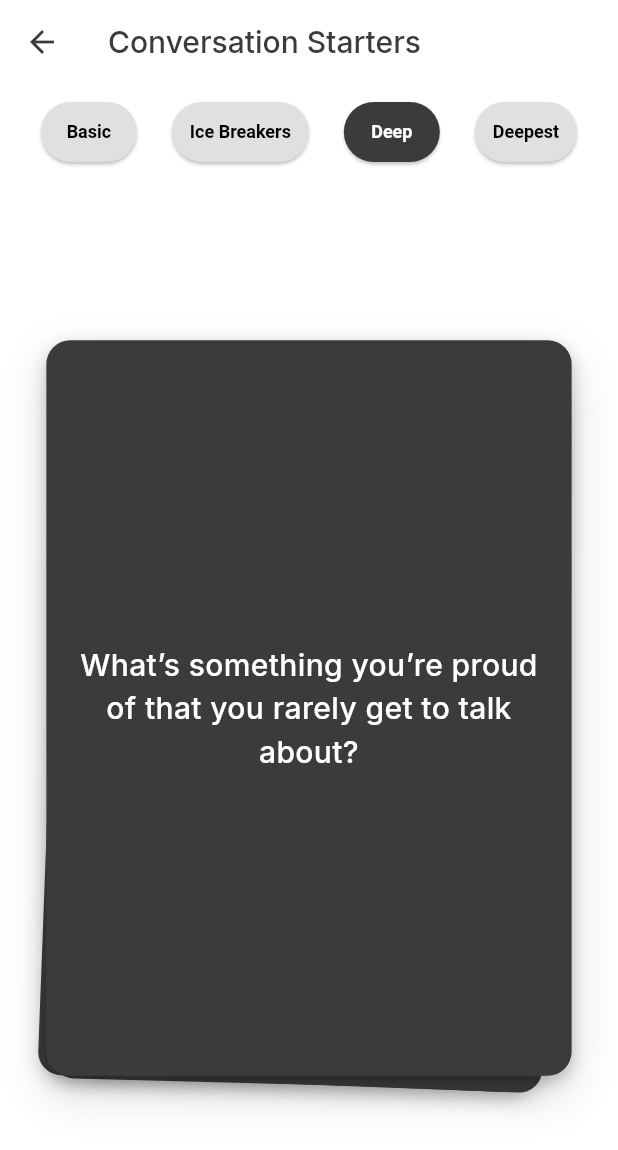
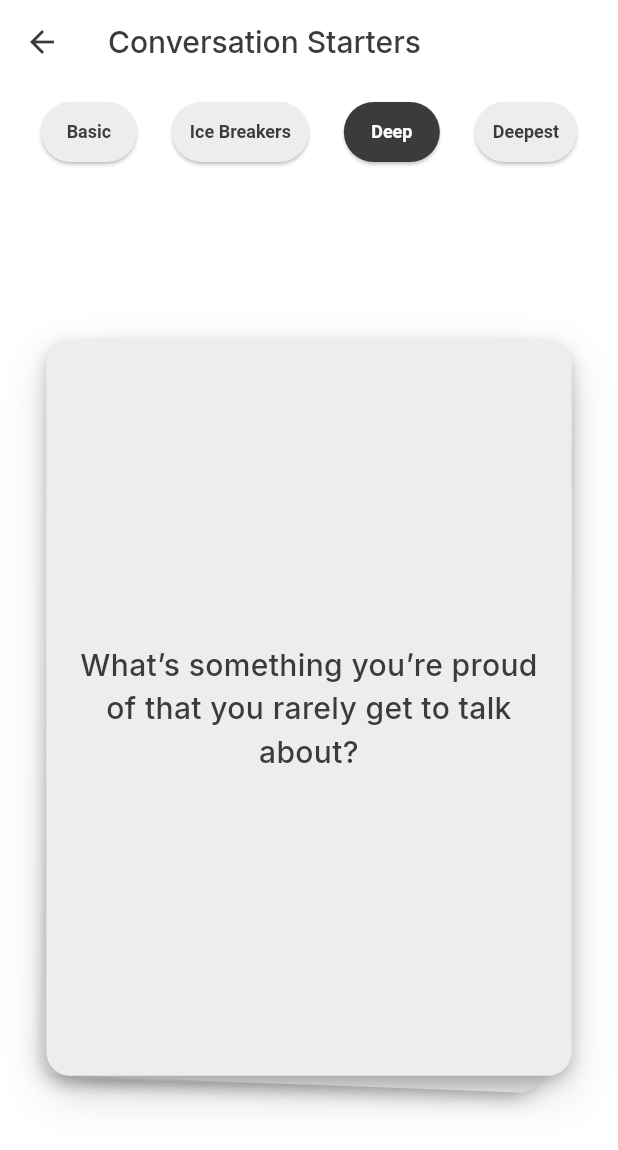
Before and after one commit to orya-ai/v3, a Flutter app: the ConversationCardsPage screen opened by its route, on a phone screen of 412 x 824 dp. Shown: the top 1150 px of the screen. Run offline on Flutter 3.47's test engine with Material 3 defaults, Android fonts, the phone set to English and light mode, and no system bars; our stand-ins replace badges, cloud_firestore, firebase_auth, firebase_core, flutter_riverpod, go_router and 1 more; accounts and stored records are empty.

Commit message:
fixed color scheme

```diff
--- a/lib/features/activities/presentation/conversation_cards_page.dart
+++ b/lib/features/activities/presentation/conversation_cards_page.dart
@@ -6,6 +6,7 @@ import 'package:flutter/services.dart'; // Import for HapticFeedback
 import '../application/providers/conversation_cards_providers.dart';
 import './widgets/conversation_card_widget.dart';
 import 'package:go_router/go_router.dart'; // Import go_router
+import '../../../core/theme/app_theme.dart';
 
 class ConversationCardsPage extends ConsumerStatefulWidget {
   const ConversationCardsPage({super.key});
@@ -170,8 +171,8 @@ class _ConversationCardsPageState extends ConsumerState<ConversationCardsPage> w
               ref.read(selectedCategoryProvider.notifier).state = category;
             },
             style: ElevatedButton.styleFrom(
-              backgroundColor: isSelected ? Theme.of(context).primaryColor : Colors.grey[300],
-              foregroundColor: isSelected ? Colors.white : Colors.black,
+              backgroundColor: isSelected ? AppTheme.accentColor : AppTheme.primaryBackgroundColor,
+              foregroundColor: isSelected ? Colors.white : AppTheme.primaryTextColor,
               shape: RoundedRectangleBorder(
                 borderRadius: BorderRadius.circular(20),
               ),
--- a/lib/features/activities/presentation/widgets/conversation_card_widget.dart
+++ b/lib/features/activities/presentation/widgets/conversation_card_widget.dart
@@ -1,4 +1,5 @@
 import 'package:flutter/material.dart';
+import '../../../../core/theme/app_theme.dart';
 import '../../data/models/conversation_card_item.dart';
 
 class ConversationCardWidget extends StatelessWidget {
@@ -34,14 +35,13 @@ class ConversationCardWidget extends StatelessWidget {
     final cardWidth = screenWidth * 0.85;
     final cardHeight = cardWidth * (3.5 / 2.5);
     final bool isTopCard = scale > 0.99; // Top card is at scale 1.0, others are smaller
-    final theme = Theme.of(context);
 
     return Container(
       width: cardWidth,
       height: cardHeight,
       padding: const EdgeInsets.all(20.0),
       decoration: BoxDecoration(
-        color: theme.colorScheme.primary, // Use accent color from theme
+        color: AppTheme.primaryBackgroundColor, // Use primary background color from theme
         borderRadius: BorderRadius.circular(16.0),
         boxShadow: isTopCard
             ? [
@@ -71,10 +71,10 @@ class ConversationCardWidget extends StatelessWidget {
         child: Text(
           cardItem.question,
           textAlign: TextAlign.center,
-          style: TextStyle(
+          style: const TextStyle(
             fontSize: 20.0,
             fontWeight: FontWeight.w500,
-            color: theme.colorScheme.onPrimary, // Use text color for onPrimary
+            color: AppTheme.primaryTextColor, // Use primary text color
           ),
         ),
       ),
```
